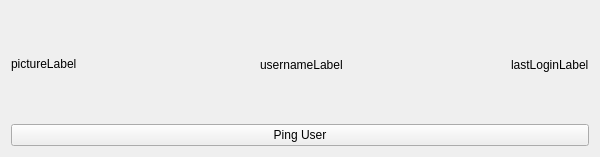
Above: ui/PingUserWidget.ui from dmzdev/stance before the change. Below: the same form after it.
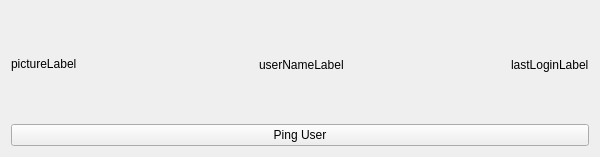
That is the form after the change.

Commit message: - Finished the userMessager.js implementation

```diff
--- a/ui/PingUserWidget.ui
+++ b/ui/PingUserWidget.ui
@@ -51,7 +51,7 @@
      <item>
       <widget class="QLabel" name="userNameLabel">
        <property name="text">
-        <string>usernameLabel</string>
+        <string>userNameLabel</string>
        </property>
       </widget>
      </item>
```
The commit also changes 2 other files.
